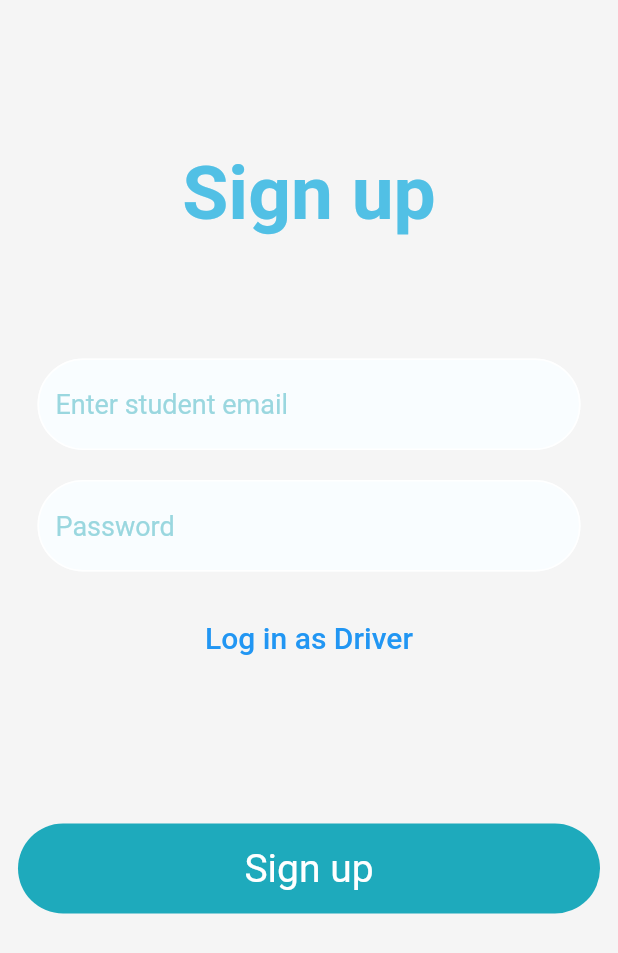
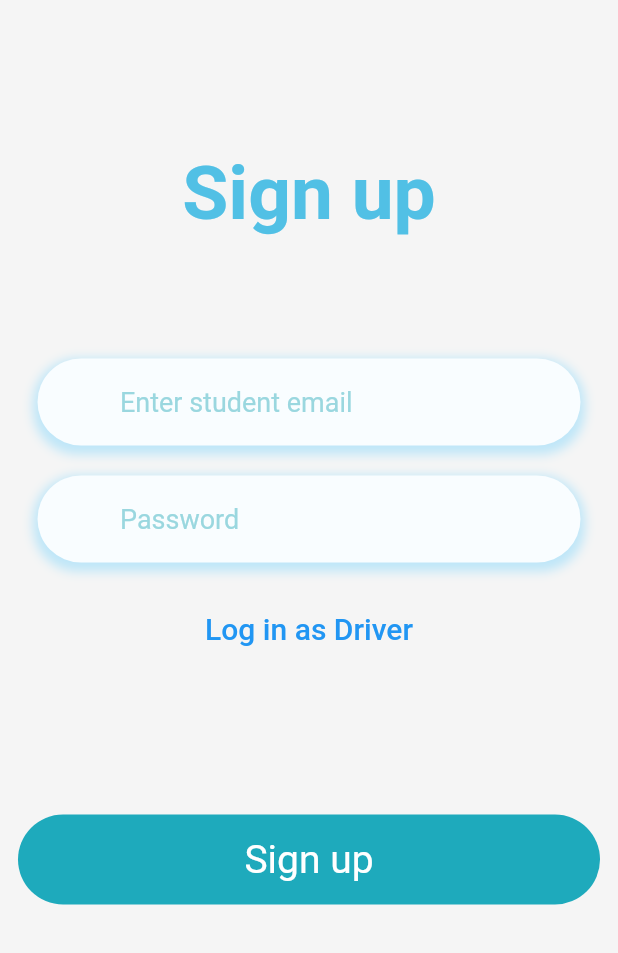
Before and after one commit to top2429/Bus-Tracking-System, a Flutter app: the screen it shows after launch, on a phone screen of 412 x 824 dp. Shown: the top 953 px of the screen. Run offline on Flutter 3.47's test engine with Material 2 defaults, Android fonts, the phone set to English and light mode, and no system bars; our stand-ins replace cloud_firestore, firebase_auth, firebase_core, flutter_map, geolocator, latlong2 and 1 more; accounts and stored records are empty; Roboto replaces fonts that are missing (Avenir).

Commit message:
added padding and showdow

```diff
--- a/src/bus_tracking_system/lib/componentes/My_TextField.dart
+++ b/src/bus_tracking_system/lib/componentes/My_TextField.dart
@@ -17,27 +17,34 @@ class MyTextField extends StatelessWidget {
   Widget build(BuildContext context) {
     return Padding(
       padding: EdgeInsets.symmetric(horizontal: 25.0),
+      child: Container(
+        padding: EdgeInsets.all(5.0),
+        decoration: BoxDecoration(
+          color: Color.fromARGB(255, 249, 253, 255),
+          borderRadius: BorderRadius.circular(30),
+          boxShadow: [
+            BoxShadow(
+              color: Colors.lightBlueAccent.withOpacity(0.3),
+              offset: Offset(0, 3),
+              blurRadius: 5,
+              spreadRadius: 3,
+            ),
+          ],
+        ),
         child: TextFormField(
           controller: controller,
           obscureText: obscureText,
           decoration: InputDecoration(
-          enabledBorder: OutlineInputBorder(
-            borderSide: BorderSide(color: Color.fromARGB(245, 255, 255, 255)),
-            borderRadius: BorderRadius.circular(50),
-          ),
-          focusedBorder: OutlineInputBorder(
-            borderSide: BorderSide(color: Color.fromARGB(255, 164, 247, 255)),
-            borderRadius: BorderRadius.circular(50),
-          ),
-          fillColor: Color.fromARGB(255, 249, 253, 255),
-          filled: true,
+            contentPadding: EdgeInsets.symmetric(horizontal: 50.0),
             hintText: hintText,
             hintStyle: TextStyle(
               color: Color.fromARGB(169, 106, 196, 207),
               fontSize: 18.0,
             ),
+            border: InputBorder.none,
           ),
           validator: validator,
+        ),
       ),
     );
   }
--- a/src/bus_tracking_system/lib/screen/ui.dart
+++ b/src/bus_tracking_system/lib/screen/ui.dart
@@ -56,7 +56,7 @@ class _UIState extends State<UI> {
     return Scaffold(
       //backgroundColor: Color(0xFFF8F8F8),
       backgroundColor: Color(0xFFF5F5F5),
-      //backgroundColor: Color(0xFFE6E6FA),
+      //backgroundColor: Color.fromARGB(255, 224, 224, 244),
 
       // backgroundColor: Color(0xFFE8F5E9),
       body: Column(
```
Lines whose indentation alone changed are shown as unchanged.
